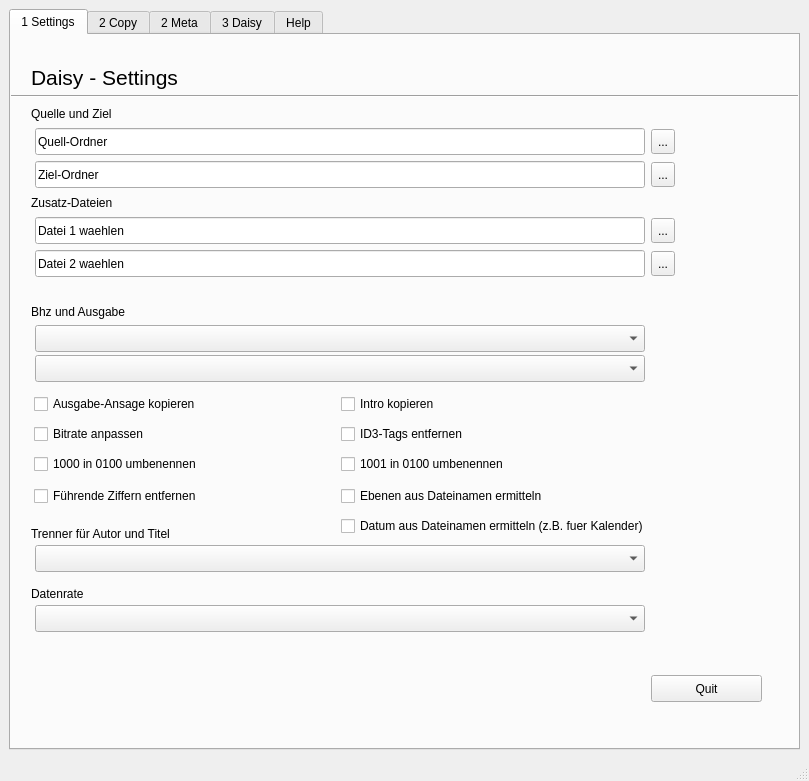
This is daisy_creator_mag.ui in xpilgrim/daisy-creator-magazin as Qt 5 draws it before an edit. The edited form follows.
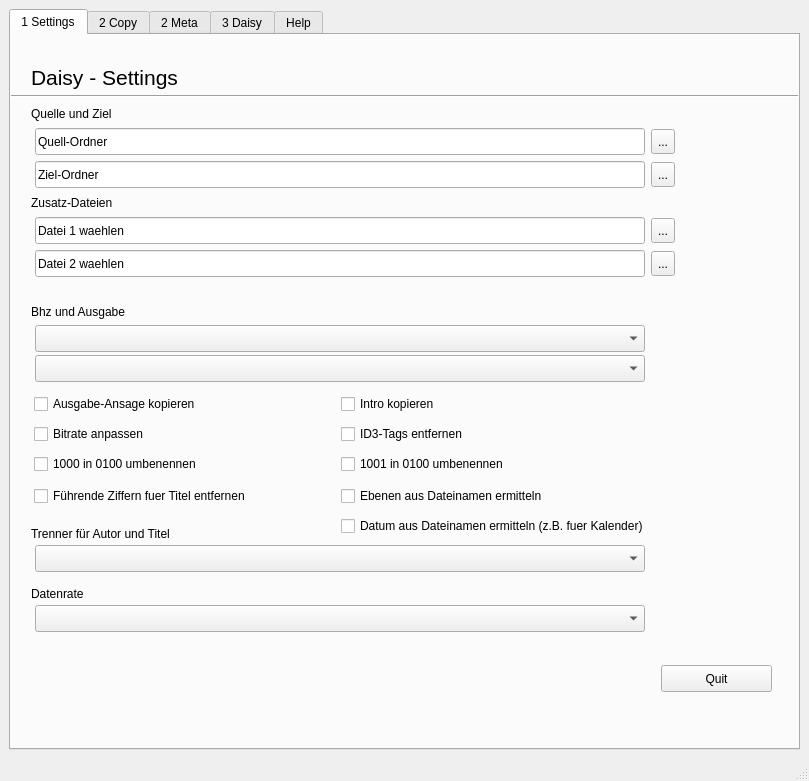
This is the edited form.

Commit message: corr button

```diff
--- a/daisy_creator_mag.ui
+++ b/daisy_creator_mag.ui
@@ -27,8 +27,8 @@
        <widget class="QPushButton" name="pushButtonClose1">
         <property name="geometry">
          <rect>
-          <x>640</x>
-          <y>640</y>
+          <x>650</x>
+          <y>630</y>
           <width>111</width>
           <height>27</height>
          </rect>
@@ -323,7 +323,7 @@
          <rect>
           <x>23</x>
           <y>450</y>
-          <width>221</width>
+          <width>291</width>
           <height>22</height>
          </rect>
         </property>
@@ -331,7 +331,7 @@
          <string>Fuehrende Ziffern aus Dateinamen fuer Titel ignorieren (vor dem Kopieren einstellen!)</string>
         </property>
         <property name="text">
-         <string>Führende Ziffern entfernen</string>
+         <string>Führende Ziffern fuer Titel entfernen</string>
         </property>
        </widget>
        <widget class="QComboBox" name="comboBoxPrefBitrate">
```
The commit also changes 1 other file.
